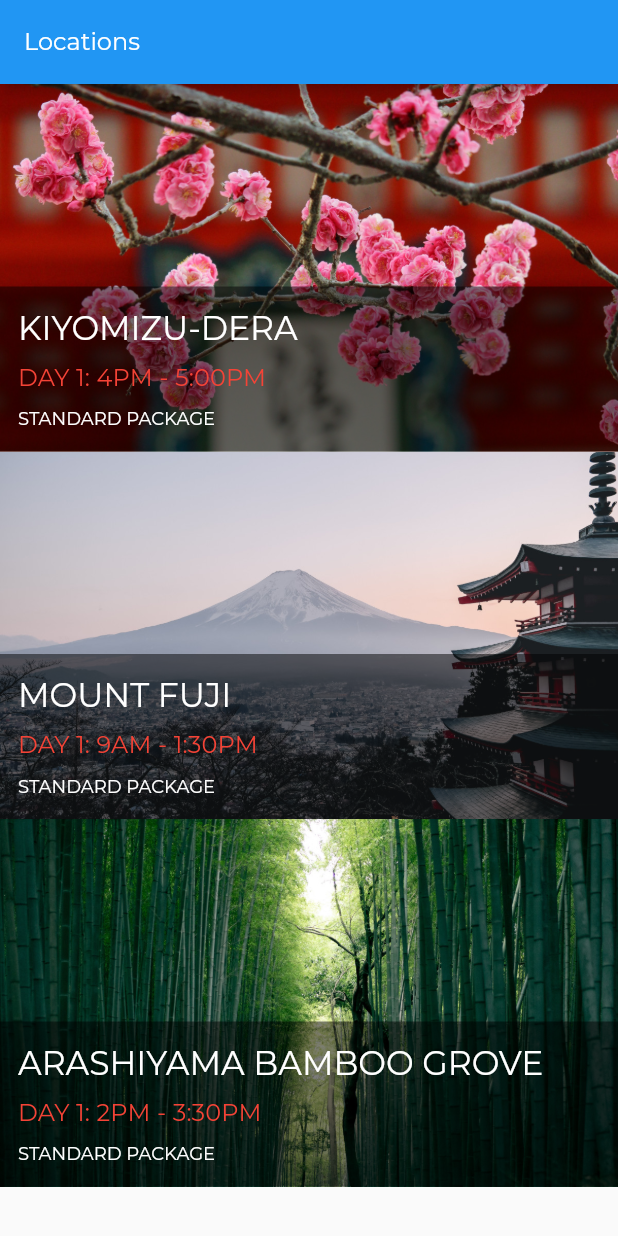
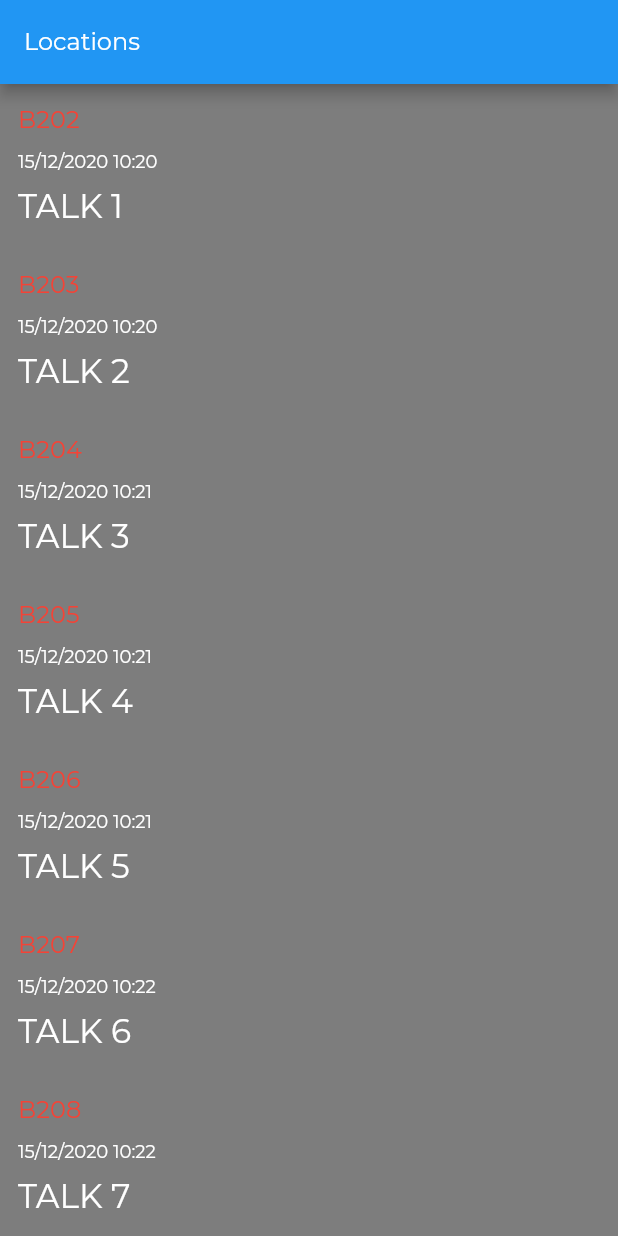
Before and after one commit to FEUP-ESOF-2020-21/open-cx-t4g1-grupo-1, a Flutter app: the screen it shows after launch, on a phone screen of 412 x 824 dp. Run offline on Flutter 3.47's test engine with Material 2 defaults, Android fonts, the light colour scheme and no system bars.

Commit message:
listing talks on schedule

```diff
--- a/adov_flutter/lib/app.dart
+++ b/adov_flutter/lib/app.dart
@@ -1,12 +1,12 @@
 // app.dart
 
+import 'file:///C:/Users/skidr/OneDrive/Desktop/open-cx-t4g1-grupo-1/adov_flutter/lib/screens/talks_schedule/talks_schedule.dart';
 import 'package:adov_flutter/screens/talk_detail/talk_detail.dart';
 import 'package:flutter/material.dart';
-import 'screens/locations/locations.dart';
 import 'style.dart';
 
-const LocationsRoute = '/';
-const LocationDetailRoute = '/location_detail';
+const TalksScheduleRoute = '/';
+const TalkDetailRoute = '/talk_detail';
 
 class App extends StatelessWidget {
   @override
@@ -24,10 +24,10 @@ RouteFactory _routes() {
     Widget screen;
 
     switch (settings.name) {
-      case LocationsRoute:
-        screen = Locations();
+      case TalksScheduleRoute:
+        screen = TalksSchedule();
         break;
-      case LocationDetailRoute:
+      case TalkDetailRoute:
         screen = TalkDetail(arguments['id']);
         break;
       default:
--- a/adov_flutter/lib/models/location.dart
+++ /dev/null
@@ -1,73 +0,0 @@
-// models/location.dart
-
-import './location_fact.dart';
-
-/// Represents a tourism location a user can visit
-class Location {
-  final int id;
-  final String name;
-  final String imagePath;
-  final String userItinerarySummary;
-  final String tourPackageName;
-  final List<LocationFact> facts;
-
-  Location({
-    this.id,
-    this.name,
-    this.imagePath,
-    this.userItinerarySummary,
-    this.tourPackageName,
-    this.facts,
-  });
-
-  static List<Location> fetchAll() {
-    return [
-      Location(
-          id: 1,
-          name: 'Kiyomizu-dera',
-          imagePath: 'assets/images/kiyomizu-dera.jpg',
-          userItinerarySummary: 'Day 1: 4PM - 5:00PM',
-          tourPackageName: 'Standard Package',
-          facts: [
-            LocationFact('Summary',
-                'Kiyomizu-dera, officially Otowa-san Kiyomizu-dera, is an independent Buddhist temple in eastern Kyoto. The temple is part of the Historic Monuments of Ancient Kyoto UNESCO World Heritage site.'),
-            LocationFact(
-                'Architectural Style', 'Japanese Buddhist architecture.'),
-          ]),
-      Location(
-          id: 2,
-          name: 'Mount Fuji',
-          imagePath: 'assets/images/fuji.jpg',
-          userItinerarySummary: 'Day 1: 9AM - 1:30PM',
-          tourPackageName: 'Standard Package',
-          facts: [
-            LocationFact('Summary',
-                'Japan’s Mt. Fuji is an active volcano about 100 kilometers southwest of Tokyo. Commonly called “Fuji-san,” it’s the country’s tallest peak, at 3,776 meters. A pilgrimage site for centuries, it’s considered one of Japan’s 3 sacred mountains, and summit hikes remain a popular activity. Its iconic profile is the subject of numerous works of art, notably Edo Period prints by Hokusai and Hiroshige.'),
-            LocationFact('Did You Know',
-                'There are three cities that surround Mount Fuji: Gotemba, Fujiyoshida and Fujinomiya.'),
-          ]),
-      Location(
-          id: 3,
-          name: 'Arashiyama Bamboo Grove',
-          imagePath: 'assets/images/arashiyama.jpg',
-          userItinerarySummary: 'Day 1: 2PM - 3:30PM',
-          tourPackageName: 'Standard Package',
-          facts: [
-            LocationFact('Summary',
-                'While we could go on about the ethereal glow and seemingly endless heights of this bamboo grove on the outskirts of Kyoto, the sight\'s pleasures extend beyond the visual realm.'),
-            LocationFact('How to Get There',
-                'Kyoto airport, with several terminals, is located 16 kilometres south of the city and is also known as Kyoto. Kyoto can also be reached by transport links from other regional airports.'),
-          ]),
-    ];
-  }
-
-  static Location fetchByID(int id) {
-    List<Location> list = fetchAll();
-    for (var i = 0; i < list.length; i++) {
-      if (list[i].id == id) {
-        return list[i];
-      }
-    }
-    return null;
-  }
-}
--- a/adov_flutter/lib/models/location_fact.dart
+++ /dev/null
@@ -1,8 +0,0 @@
-// models/location_fact.dart
-
-class LocationFact {
-  final String title;
-  final String text;
-
-  LocationFact(this.title, this.text);
-}
--- a/adov_flutter/lib/models/talk.dart
+++ b/adov_flutter/lib/models/talk.dart
@@ -3,24 +3,29 @@ class Talk {
   final String name;
   final String room;
   final DateTime time;
+  final int day;
   final String details;
   final String imagePath;
 
-  Talk(this.id, this.name, this.room, this.time, this.details, this.imagePath);
+  Talk(this.id, this.name, this.room, this.time, this.day, this.details, this.imagePath);
 
   static List<Talk> fetchAll() {
     return [
-      Talk(1, "Talk 1", "B202", DateTime(2020, 12, 15, 10, 20),
+      Talk(1, "Talk 1", "B202", DateTime(2020, 12, 15, 10, 20), 1,
           "Lorem ipsum dolor sit amet, consectetur adipiscing elit. Curabitur in libero nulla. Pellentesque pharetra ornare ullamcorper. Pellentesque habitant morbi tristique senectus et netus et malesuada fames ac turpis egestas. Quisque et tortor urna. Aenean ultrices varius tortor, nec imperdiet elit venenatis at. Donec iaculis dolor vitae egestas efficitur. Pellentesque fermentum tortor in mauris eleifend, sed tempor ex faucibus. Curabitur varius porttitor dignissim. Duis risus lorem, luctus et tellus et, lobortis laoreet ligula. Donec sollicitudin nec magna non imperdiet."
           , 'assets/images/kiyomizu-dera.jpg'),
-      Talk(2, "Talk 2", "B203", DateTime(11, 15), "Lorem Ipsum", 'assets/images/kiyomizu-dera.jpg'),
-      Talk(3, "Talk 3", "B204", DateTime(12, 15), "Lorem Ipsum", 'assets/images/kiyomizu-dera.jpg'),
-      Talk(4, "Talk 4", "B205", DateTime(13, 15), "Lorem Ipsum", 'assets/images/kiyomizu-dera.jpg'),
-      Talk(5, "Talk 1", "B206", DateTime(14, 15), "Lorem Ipsum", 'assets/images/kiyomizu-dera.jpg'),
-      Talk(6, "Talk 1", "B207", DateTime(15, 15), "Lorem Ipsum", 'assets/images/kiyomizu-dera.jpg'),
-      Talk(7, "Talk 1", "B208", DateTime(16, 15), "Lorem Ipsum", 'assets/images/kiyomizu-dera.jpg'),
-      Talk(8, "Talk 1", "B209", DateTime(17, 15), "Lorem Ipsum", 'assets/images/kiyomizu-dera.jpg'),
+      Talk(2, "Talk 2", "B203", DateTime(2020, 12, 15, 10, 20), 1, "Lorem Ipsum", 'assets/images/kiyomizu-dera.jpg'),
+      Talk(3, "Talk 3", "B204", DateTime(2020, 12, 15, 10, 21), 2, "Lorem Ipsum", 'assets/images/kiyomizu-dera.jpg'),
+      Talk(4, "Talk 4", "B205", DateTime(2020, 12, 15, 10, 21), 2, "Lorem Ipsum", 'assets/images/kiyomizu-dera.jpg'),
+      Talk(5, "Talk 5", "B206", DateTime(2020, 12, 15, 10, 21), 2, "Lorem Ipsum", 'assets/images/kiyomizu-dera.jpg'),
+      Talk(6, "Talk 6", "B207", DateTime(2020, 12, 15, 10, 22), 3, "Lorem Ipsum", 'assets/images/kiyomizu-dera.jpg'),
+      Talk(7, "Talk 7", "B208", DateTime(2020, 12, 15, 10, 22), 3, "Lorem Ipsum", 'assets/images/kiyomizu-dera.jpg'),
+      Talk(8, "Talk 8", "B209", DateTime(2020, 12, 15, 10, 23), 4, "Lorem Ipsum", 'assets/images/kiyomizu-dera.jpg'),
     ];
+  }
+
+  static Map<int, Talk> fetchWithDay() {
+    return Map.fromIterable(fetchAll(), key: (e) => e.day, value: (e) => e);
   }
 
   static Talk fetchByID(int id) {
--- a/adov_flutter/lib/screens/locations/locations.dart
+++ /dev/null
@@ -1,45 +0,0 @@
-// lib/screens/locations/locations.dart
-
-import 'package:adov_flutter/widgets/image_banner.dart';
-import 'package:flutter/cupertino.dart';
-import 'package:flutter/material.dart';
-import '../../app.dart';
-import '../../models/location.dart';
-import './tile_overlay.dart';
-
-class Locations extends StatelessWidget {
-  @override
-  Widget build(BuildContext context) {
-    final locations = Location.fetchAll();
-
-    return Scaffold(
-        appBar: AppBar(
-          title: Text('Locations'),
-        ),
-        body: ListView.builder(
-            itemCount: locations.length,
-            itemBuilder: (context, index) =>
-                _itemBuilder(context, locations[index])));
-  }
-
-  Widget _itemBuilder(BuildContext context, Location location) {
-    return GestureDetector(
-      key: Key('location_list_item_${location.id}'),
-      onTap: () => _onLocationTap(context, location.id),
-      child: Container(
-        height: 245.0,
-        child: Stack(
-          children: [
-            ImageBanner(assetPath: location.imagePath, height: 245.0),
-            TileOverlay(location),
-          ],
-        ),
-      ),
-    );
-  }
-
-  _onLocationTap(BuildContext context, int locationID) {
-    Navigator.pushNamed(context, LocationDetailRoute,
-        arguments: {"id": locationID});
-  }
-}
--- a/adov_flutter/lib/screens/locations/tile_overlay.dart
+++ /dev/null
@@ -1,24 +0,0 @@
-import 'package:flutter/material.dart';
-import '../../models/location.dart';
-import '../../widgets/location_tile.dart';
-
-class TileOverlay extends StatelessWidget {
-  final Location location;
-
-  TileOverlay(this.location);
-
-  @override
-  Widget build(BuildContext context) {
-    return Column(
-      mainAxisAlignment: MainAxisAlignment.end,
-      crossAxisAlignment: CrossAxisAlignment.stretch,
-      children: [
-        Container(
-          padding: EdgeInsets.symmetric(vertical: 5.0),
-          decoration: BoxDecoration(color: Colors.black.withOpacity(0.5)),
-          child: LocationTile(location: location, darkTheme: true),
-        ),
-      ],
-    );
-  }
-}
--- /dev/null
+++ b/adov_flutter/lib/screens/talks_schedule/talks_schedule.dart
@@ -0,0 +1,43 @@
+import 'package:adov_flutter/app.dart';
+import 'package:adov_flutter/models/talk.dart';
+import 'package:adov_flutter/screens/talk_detail/tile_overlay.dart';
+import 'package:adov_flutter/widgets/image_banner.dart';
+import 'package:flutter/cupertino.dart';
+import 'package:flutter/material.dart';
+
+class TalksSchedule extends StatelessWidget {
+  @override
+  Widget build(BuildContext context) {
+    final talks = Talk.fetchAll();
+
+    return Scaffold(
+        appBar: AppBar(
+          title: Text('Locations'),
+        ),
+        body: ListView.builder(
+            itemCount: talks.length,
+            itemBuilder: (context, index) =>
+                _itemBuilder(context, talks[index])));
+  }
+
+  Widget _itemBuilder(BuildContext context, Talk talk) {
+    return GestureDetector(
+      key: Key('location_list_item_${talk.id}'),
+      onTap: () => _onLocationTap(context, talk.id),
+      child: Container(
+        // height: 245.0,
+        child: Stack(
+          children: [
+            // ImageBanner(assetPath: talk.imagePath, height: 245.0),
+            TileOverlay(talk),
+          ],
+        ),
+      ),
+    );
+  }
+
+  _onLocationTap(BuildContext context, int locationID) {
+    Navigator.pushNamed(context, TalkDetailRoute,
+        arguments: {"id": locationID});
+  }
+}
--- a/adov_flutter/lib/widgets/location_tile.dart
+++ /dev/null
@@ -1,46 +0,0 @@
-import 'package:flutter/material.dart';
-import '../models/location.dart';
-import '../style.dart';
-
-const LocationTileHeight = 100.0;
-
-class LocationTile extends StatelessWidget {
-  final Location location;
-  final bool darkTheme;
-
-  LocationTile({this.location, this.darkTheme = false});
-
-  @override
-  Widget build(BuildContext context) {
-    final textColor = this.darkTheme ? TextColorLight : TextColorDark;
-
-    return Container(
-      padding: EdgeInsets.symmetric(horizontal: DefaultPaddingHorizontal),
-      height: LocationTileHeight,
-      child: Column(
-          mainAxisAlignment: MainAxisAlignment.spaceEvenly,
-          crossAxisAlignment: CrossAxisAlignment.start,
-          children: [
-            Text(
-              location.name.toUpperCase(),
-              key: Key('location_tile_name_${location.id}'),
-              overflow: TextOverflow.ellipsis,
-              maxLines: 1,
-              style:
-                  Theme.of(context).textTheme.title.copyWith(color: textColor),
-            ),
-            Text(
-              location.userItinerarySummary.toUpperCase(),
-              style: Theme.of(context).textTheme.subtitle,
-            ),
-            Text(
-              location.tourPackageName.toUpperCase(),
-              style: Theme.of(context)
-                  .textTheme
-                  .caption
-                  .copyWith(color: textColor),
-            ),
-          ]),
-    );
-  }
-}
```
Also changed, not shown: adov_flutter/test_driver/app_test.dart (+11 -11 lines), 1 other file.
